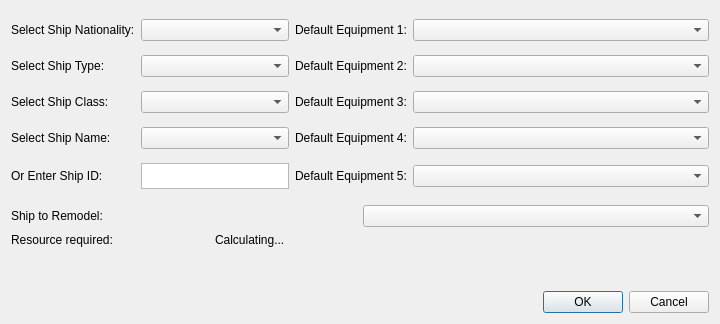
Before: the Qt Designer form FleetMemories/ClientGUI/ui/factory/constructwindow.ui in ibicdlcod/GuoMuoRuoProject, drawn with Qt 5.
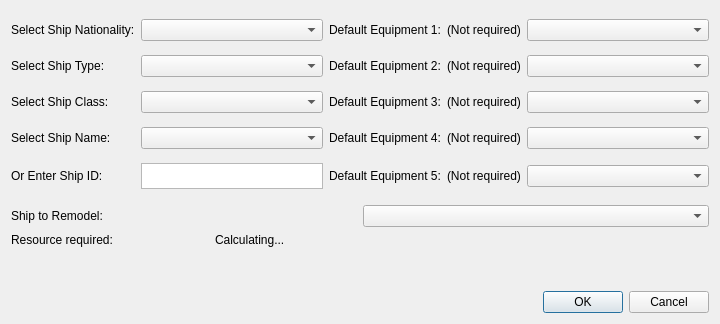
After: the same form once the commit is applied.

What changed in the file:
```diff
--- a/FleetMemories/ClientGUI/ui/factory/constructwindow.ui
+++ b/FleetMemories/ClientGUI/ui/factory/constructwindow.ui
@@ -68,10 +68,29 @@
       </widget>
      </item>
      <item row="0" column="3">
+      <widget class="QLabel" name="DEText1">
+       <property name="sizePolicy">
+        <sizepolicy hsizetype="Preferred" vsizetype="Fixed">
+         <horstretch>0</horstretch>
+         <verstretch>10</verstretch>
+        </sizepolicy>
+       </property>
+       <property name="minimumSize">
+        <size>
+         <width>0</width>
+         <height>10</height>
+        </size>
+       </property>
+       <property name="text">
+        <string id="default-equip-none">(Not required)</string>
+       </property>
+      </widget>
+     </item>
+     <item row="0" column="4">
       <widget class="QComboBox" name="equip1">
        <property name="sizePolicy">
         <sizepolicy hsizetype="Preferred" vsizetype="Fixed">
-         <horstretch>2</horstretch>
+         <horstretch>1</horstretch>
          <verstretch>0</verstretch>
         </sizepolicy>
        </property>
@@ -132,6 +151,25 @@
       </widget>
      </item>
      <item row="1" column="3">
+      <widget class="QLabel" name="DEText2">
+       <property name="sizePolicy">
+        <sizepolicy hsizetype="Preferred" vsizetype="Fixed">
+         <horstretch>0</horstretch>
+         <verstretch>10</verstretch>
+        </sizepolicy>
+       </property>
+       <property name="minimumSize">
+        <size>
+         <width>0</width>
+         <height>10</height>
+        </size>
+       </property>
+       <property name="text">
+        <string id="default-equip-none">(Not required)</string>
+       </property>
+      </widget>
+     </item>
+     <item row="1" column="4">
       <widget class="QComboBox" name="equip2">
        <property name="sizePolicy">
         <sizepolicy hsizetype="Preferred" vsizetype="Fixed">
@@ -196,6 +234,25 @@
       </widget>
      </item>
      <item row="2" column="3">
+      <widget class="QLabel" name="DEText3">
+       <property name="sizePolicy">
+        <sizepolicy hsizetype="Preferred" vsizetype="Fixed">
+         <horstretch>0</horstretch>
+         <verstretch>10</verstretch>
+        </sizepolicy>
+       </property>
+       <property name="minimumSize">
+        <size>
+         <width>0</width>
+         <height>10</height>
+        </size>
+       </property>
+       <property name="text">
+        <string id="default-equip-none">(Not required)</string>
+       </property>
+      </widget>
+     </item>
+     <item row="2" column="4">
       <widget class="QComboBox" name="equip3">
        <property name="sizePolicy">
         <sizepolicy hsizetype="Preferred" vsizetype="Fixed">
@@ -260,6 +317,25 @@
       </widget>
      </item>
      <item row="3" column="3">
+      <widget class="QLabel" name="DEText4">
+       <property name="sizePolicy">
+        <sizepolicy hsizetype="Preferred" vsizetype="Fixed">
+         <horstretch>0</horstretch>
+         <verstretch>10</verstretch>
+        </sizepolicy>
+       </property>
+       <property name="minimumSize">
+        <size>
+         <width>0</width>
+         <height>10</height>
+        </size>
+       </property>
+       <property name="text">
+        <string id="default-equip-none">(Not required)</string>
+       </property>
+      </widget>
+     </item>
+     <item row="3" column="4">
       <widget class="QComboBox" name="equip4">
        <property name="sizePolicy">
         <sizepolicy hsizetype="Preferred" vsizetype="Fixed">
@@ -330,6 +406,25 @@
       </widget>
      </item>
      <item row="4" column="3">
+      <widget class="QLabel" name="DEText5">
+       <property name="sizePolicy">
+        <sizepolicy hsizetype="Preferred" vsizetype="Fixed">
+         <horstretch>0</horstretch>
+         <verstretch>10</verstretch>
+        </sizepolicy>
+       </property>
+       <property name="minimumSize">
+        <size>
+         <width>0</width>
+         <height>10</height>
+        </size>
+       </property>
+       <property name="text">
+        <string id="default-equip-none">(Not required)</string>
+       </property>
+      </widget>
+     </item>
+     <item row="4" column="4">
       <widget class="QComboBox" name="equip5">
        <property name="sizePolicy">
         <sizepolicy hsizetype="Preferred" vsizetype="Fixed">
```
Left out of the diff: 14 changed lines with no effect on the pictures.
